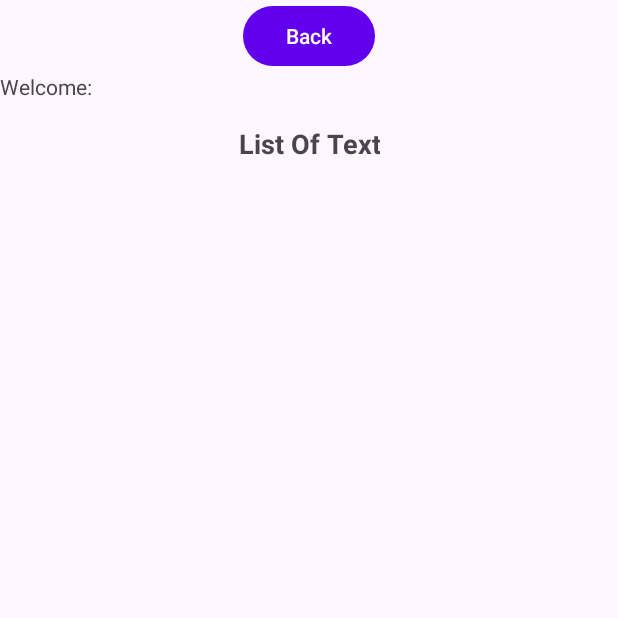
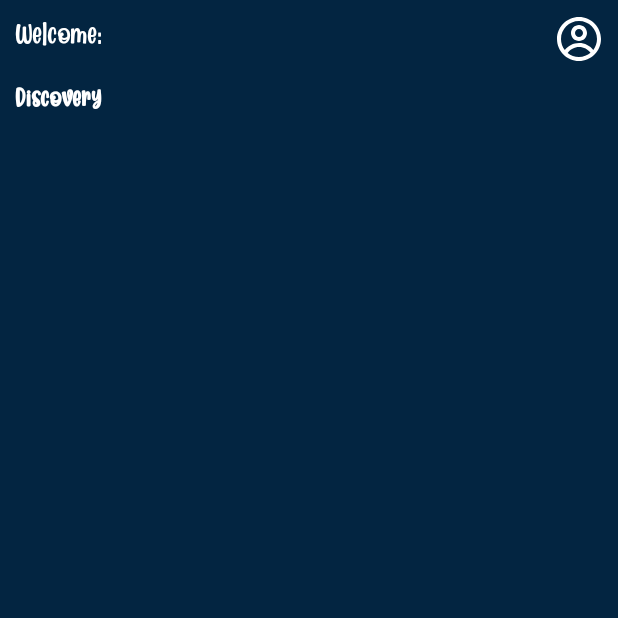
Before and after one commit to aldi7id/SimpleAPIApp, an Android app: the HomeFragment screen opened through its navigation route, on a phone screen of 412 x 824 dp, the top half of it. Run offline under Robolectric (Android 15) with nearby library versions, the light colour scheme and no system bars; our stand-ins replace Room's generated code, data binding.

Commit message:
setting layout

```diff
--- a/app/src/main/java/com/ajgroup/themoviedbapp/profile/ProfileFragment.kt
+++ b/app/src/main/java/com/ajgroup/themoviedbapp/profile/ProfileFragment.kt
@@ -12,18 +12,19 @@ import androidx.navigation.fragment.NavHostFragment
 import androidx.recyclerview.widget.LinearLayoutManager
 import com.ajgroup.themoviedbapp.R
 import com.ajgroup.themoviedbapp.database.RegisterDatabase
+import com.ajgroup.themoviedbapp.database.RegisterEntity
 import com.ajgroup.themoviedbapp.database.RegisterRepository
 import com.ajgroup.themoviedbapp.databinding.ProfileFragmentBinding
 import com.ajgroup.themoviedbapp.home.HomeFragmentDirections
 import com.ajgroup.themoviedbapp.home.HomeViewModel
 import com.ajgroup.themoviedbapp.home.HomeViewModelFactory
 
-class ProfileFragment : Fragment() {
+class ProfileFragment() : Fragment() {
     private lateinit var profileViewModel: ProfileViewModel
     private var _binding: ProfileFragmentBinding? = null
     private val binding get() = _binding!!
     companion object {
-        fun newInstance() = ProfileFragment()
+        //fun newInstance() = ProfileFragment()
     }
 
 
--- a/app/src/main/java/com/ajgroup/themoviedbapp/profile/ProfileViewModel.kt
+++ b/app/src/main/java/com/ajgroup/themoviedbapp/profile/ProfileViewModel.kt
@@ -32,6 +32,7 @@ AndroidViewModel(application), Observable{
     fun backButtonclicked(){
         _navigateto.value = true
     }
+
     override fun addOnPropertyChangedCallback(callback: Observable.OnPropertyChangedCallback?) {
         TODO("Not yet implemented")
     }
--- /dev/null
+++ b/app/src/main/res/drawable/ic_profile.xml
@@ -0,0 +1,5 @@
+<vector android:height="32dp" android:viewportHeight="24"
+    android:viewportWidth="24" android:width="32dp" xmlns:android="http://schemas.android.com/apk/res/android">
+    <path android:fillColor="@color/white" android:fillType="evenOdd" android:pathData="M16,9C16,11.2091 14.2091,13 12,13C9.7909,13 8,11.2091 8,9C8,6.7909 9.7909,5 12,5C14.2091,5 16,6.7909 16,9ZM14,9C14,10.1046 13.1046,11 12,11C10.8954,11 10,10.1046 10,9C10,7.8954 10.8954,7 12,7C13.1046,7 14,7.8954 14,9Z"/>
+    <path android:fillColor="@color/white" android:fillType="evenOdd" android:pathData="M12,1C5.9249,1 1,5.9249 1,12C1,18.0751 5.9249,23 12,23C18.0751,23 23,18.0751 23,12C23,5.9249 18.0751,1 12,1ZM3,12C3,14.0902 3.7125,16.014 4.908,17.5417C6.5525,15.3889 9.1463,14 12.0645,14C14.9448,14 17.5092,15.3531 19.1565,17.4583C20.313,15.9443 21,14.0524 21,12C21,7.0294 16.9706,3 12,3C7.0294,3 3,7.0294 3,12ZM12,21C9.8498,21 7.8756,20.2459 6.3277,18.9878C7.5935,17.1812 9.6911,16 12.0645,16C14.4084,16 16.4833,17.1521 17.7538,18.9209C16.1939,20.2191 14.1881,21 12,21Z"/>
+</vector>
--- /dev/null
+++ b/app/src/main/res/drawable/transparent.xml
@@ -0,0 +1,4 @@
+<?xml version="1.0" encoding="utf-8"?>
+<shape xmlns:android="http://schemas.android.com/apk/res/android">
+<solid android:color="#00424242"/>
+</shape>
--- a/app/src/main/res/layout/home_fragment.xml
+++ b/app/src/main/res/layout/home_fragment.xml
@@ -2,6 +2,7 @@
 <layout  xmlns:android="http://schemas.android.com/apk/res/android"
     xmlns:app="http://schemas.android.com/apk/res-auto"
     xmlns:tools="http://schemas.android.com/tools"
+
     tools:context="com.example.mydatabaseapp.userDetails.UserDetailsFragment" >
 
     <data>
@@ -11,38 +12,56 @@
     </data>
 
     <LinearLayout
+        android:background="#032541"
         android:layout_width="match_parent"
         android:layout_height="match_parent"
         android:orientation="vertical">
-
-        <Button
+        <androidx.constraintlayout.widget.ConstraintLayout
+            android:layout_width="match_parent"
+            android:layout_height="wrap_content">
+            <TextView
+                app:layout_constraintStart_toStartOf="parent"
+                app:layout_constraintTop_toTopOf="parent"
+                android:id="@+id/welcome"
+                android:textColor="#ffff"
+                android:fontFamily="@font/matcha"
+                android:layout_width="wrap_content"
+                android:layout_height="wrap_content"
+                android:padding="10dp"
+                android:textSize="20sp"
+                android:text="Welcome:"
+                />
+            <ImageButton
+                app:layout_constraintEnd_toEndOf="parent"
+                app:layout_constraintTop_toTopOf="parent"
             android:id="@+id/backButton"
-            android:layout_width="wrap_content"
-            android:layout_height="wrap_content"
-            android:layout_gravity="center"
+            android:layout_width="32dp"
+            android:layout_height="32dp"
+            android:layout_gravity="right"
+            android:layout_margin="10dp"
             android:gravity="center"
+            android:src="@drawable/ic_profile"
+            android:background="@drawable/transparent"
             android:onClick="@{()->homeLayout.backButtonclicked()}"
             android:text="Back" />
-        <TextView
-            android:id="@+id/welcome"
-            android:layout_width="wrap_content"
-            android:layout_height="wrap_content"
-            android:text="Welcome:"/>
 
+        </androidx.constraintlayout.widget.ConstraintLayout>
         <LinearLayout
             android:id="@+id/linearLayout"
             android:layout_width="match_parent"
-            android:layout_height="579dp"
+            android:layout_height="match_parent"
             android:orientation="vertical">
 
             <TextView
                 android:id="@+id/textView_users"
                 android:layout_width="wrap_content"
                 android:layout_height="wrap_content"
-                android:layout_gravity="center"
-                android:paddingTop="16dp"
-                android:text="List Of Text"
-                android:textAlignment="center"
+                android:layout_gravity="left"
+                android:paddingTop="20dp"
+                android:padding="10dp"
+                android:textColor="@color/white"
+                android:fontFamily="@font/matcha"
+                android:text="Discovery"
                 android:textSize="18sp"
                 android:textStyle="bold"
                 app:layout_constraintEnd_toEndOf="parent"
@@ -57,15 +76,10 @@
             <androidx.recyclerview.widget.RecyclerView
                 android:id="@+id/rvList"
                 android:layout_width="match_parent"
-                android:layout_height="wrap_content"
+                android:layout_height="match_parent"
                 android:layout_gravity="center"
-                tools:layout_conversion_absoluteHeight="537dp"
-                tools:layout_conversion_absoluteWidth="402dp"
-                tools:layout_editor_absoluteX="5dp"
-                tools:layout_editor_absoluteY="53dp"
                 app:layoutManager="androidx.recyclerview.widget.LinearLayoutManager"
-                tools:listitem="@layout/item_content"
-                >
+                tools:listitem="@layout/item_content">
 
             </androidx.recyclerview.widget.RecyclerView>
 
--- a/app/src/main/res/layout/item_content.xml
+++ b/app/src/main/res/layout/item_content.xml
@@ -4,6 +4,7 @@
     android:layout_height="wrap_content"
     xmlns:app="http://schemas.android.com/apk/res-auto"
     android:padding="10dp"
+    android:background="#032541"
     >
     <androidx.cardview.widget.CardView
         android:layout_width="match_parent"
@@ -15,6 +16,7 @@
             android:layout_width="match_parent"
             android:layout_height="wrap_content"
             android:orientation="vertical"
+            android:background="#032541"
             >
             <ImageView
                 android:id="@+id/iv_header"
@@ -28,10 +30,12 @@
                 android:layout_width="match_parent"
                 android:layout_height="match_parent"
                 android:text="Judul"
+                android:textColor="@color/white"
                 android:textStyle="bold"
                 />
             <TextView
                 android:id="@+id/tv_price"
+                android:textColor="@color/white"
                 android:layout_width="match_parent"
                 android:layout_height="match_parent"
                 android:text="Harganya"/>
```
